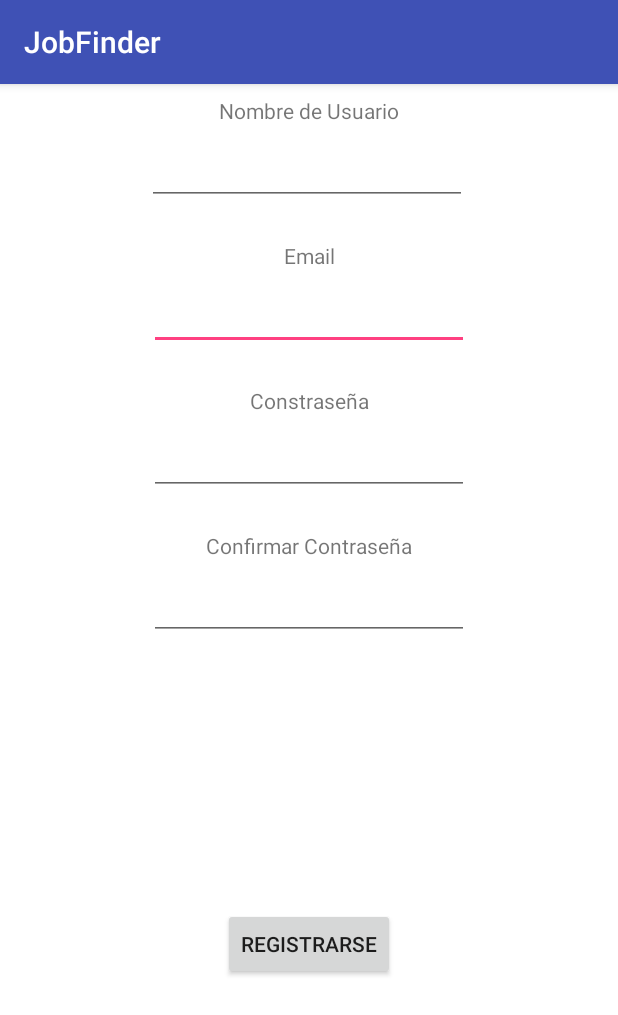
After one commit to EzeGimenez/Contactos-que-sirven, an Android app: the fragment SignUpFragment shown on its own in the app's theme, on a phone screen of 412 x 824 dp. The commit adds this screen. Shown: the top 1015 px of the screen. Run offline under Robolectric (Android 15) with nearby library versions, the phone set to English and light mode, and no system bars; our stand-ins replace Firebase (no records; nobody signed in at launch, a user with empty details on screens opened directly).

```diff
--- /dev/null
+++ b/app/src/main/java/com/visoft/jobfinder/SignUpFragment.java
@@ -0,0 +1,108 @@
+package com.visoft.jobfinder;
+
+import android.os.Bundle;
+import android.support.annotation.NonNull;
+import android.support.annotation.Nullable;
+import android.support.v4.app.Fragment;
+import android.view.LayoutInflater;
+import android.view.View;
+import android.view.ViewGroup;
+import android.widget.EditText;
+import android.widget.Toast;
+
+import com.google.android.gms.tasks.OnCompleteListener;
+import com.google.android.gms.tasks.Task;
+import com.google.firebase.auth.AuthResult;
+import com.google.firebase.auth.FirebaseAuth;
+import com.google.firebase.auth.FirebaseUser;
+import com.google.firebase.database.FirebaseDatabase;
+
+
+public class SignUpFragment extends Fragment implements View.OnClickListener {
+    private FirebaseAuth mAuth;
+    private EditText etEmail, etPassword, etConfirmPassword, etUsername;
+
+
+    @Override
+    public View onCreateView(LayoutInflater inflater, ViewGroup container,
+                             Bundle savedInstanceState) {
+        // Inflate the layout for this fragment
+        return inflater.inflate(R.layout.fragment_sign_up, container, false);
+    }
+
+    @Override
+    public void onViewCreated(@NonNull View view, @Nullable Bundle savedInstanceState) {
+        super.onViewCreated(view, savedInstanceState);
+
+        mAuth = FirebaseAuth.getInstance();
+
+        //Inicializar componentes gráficas
+        etUsername = view.findViewById(R.id.etUsername);
+        etEmail = view.findViewById(R.id.etEmail);
+        etPassword = view.findViewById(R.id.etPassword);
+        etConfirmPassword = view.findViewById(R.id.edConfirmPassword);
+
+        view.findViewById(R.id.buttonAcceptSignUp).setOnClickListener(this);
+
+        //etPassword.addTextChangedListener(new TextWatcher(){});
+    }
+
+    @Override
+    public void onClick(View v) {
+        switch (v.getId()) {
+            case R.id.buttonAcceptSignUp:
+                signUp(etUsername.getText().toString(), etEmail.getText().toString(), etPassword.getText().toString(), etConfirmPassword.getText().toString());
+                break;
+        }
+    }
+
+    private void signUp(final String username, String email, String pw, String pw2) {
+        if (!validateCredentials(username, email, pw, pw2)) {
+            return;
+        }
+        mAuth.createUserWithEmailAndPassword(email, pw)
+                .addOnCompleteListener(getActivity(), new OnCompleteListener<AuthResult>() {
+                    @Override
+                    public void onComplete(@NonNull Task<AuthResult> task) {
+                        if (task.isSuccessful()) {
+                            Toast.makeText(getContext(), "Created Account successfully", Toast.LENGTH_SHORT).show();
+                            FirebaseUser user = mAuth.getCurrentUser();
+                            registerNewUserFirebase(user.getUid(), username);
+                            getActivity().onBackPressed();
+                        } else {
+                            Toast.makeText(getContext(), "Unsuccessfull registration", Toast.LENGTH_SHORT).show();
+                        }
+                    }
+                });
+    }
+
+    private void registerNewUserFirebase(String uid, String username) {
+        User user = new User();
+        user.setUsername(username);
+        FirebaseDatabase
+                .getInstance()
+                .getReference()
+                .child(Constants.FIREBASE_USERS_CONTAINER_NAME)
+                .child(uid)
+                .setValue(user);
+    }
+
+    /**
+     * Validacion de credenciales
+     *
+     * @param email email a validar
+     * @param pw    contraseña a validar
+     * @param pw2   confirmacion de contraseña
+     * @return true si son credenciales correctas, falso caso contrario
+     */
+    private boolean validateCredentials(String username, String email, String pw, String pw2) {
+        //TODO Mejorar validacion de credenciales de registrarse
+        if (email.trim().length() < 5 || pw.length() < 6 || username.trim().length() < 4) {
+            return false;
+        }
+        if (!pw.equals(pw2)) {
+            return false;
+        }
+        return true;
+    }
+}
--- a/app/src/main/res/layout/fragment_log_in.xml
+++ b/app/src/main/res/layout/fragment_log_in.xml
@@ -1,9 +1,10 @@
 <?xml version="1.0" encoding="utf-8"?>
 <android.support.constraint.ConstraintLayout xmlns:android="http://schemas.android.com/apk/res/android"
+    xmlns:app="http://schemas.android.com/apk/res-auto"
     xmlns:tools="http://schemas.android.com/tools"
-    xmlns:app="http://schemas.android.com/apk/res-auto"
     android:layout_width="match_parent"
     android:layout_height="match_parent"
+    android:background="#FFF"
     tools:context=".LogInFragment">
 
     <com.google.android.gms.common.SignInButton
--- /dev/null
+++ b/app/src/main/res/layout/fragment_sign_up.xml
@@ -0,0 +1,119 @@
+<?xml version="1.0" encoding="utf-8"?>
+<android.support.constraint.ConstraintLayout xmlns:android="http://schemas.android.com/apk/res/android"
+    xmlns:app="http://schemas.android.com/apk/res-auto"
+    xmlns:tools="http://schemas.android.com/tools"
+    android:layout_width="match_parent"
+    android:layout_height="match_parent"
+    android:background="#FFF">
+
+
+    <EditText
+        android:id="@+id/etEmail"
+        android:layout_width="wrap_content"
+        android:layout_height="wrap_content"
+        android:layout_marginEnd="8dp"
+        android:layout_marginStart="8dp"
+        android:layout_marginTop="8dp"
+        android:ems="10"
+        android:inputType="textPersonName"
+        android:singleLine="true"
+        app:layout_constraintEnd_toEndOf="parent"
+        app:layout_constraintStart_toStartOf="parent"
+        app:layout_constraintTop_toBottomOf="@+id/tvEmail" />
+
+    <EditText
+        android:id="@+id/edConfirmPassword"
+        android:layout_width="wrap_content"
+        android:layout_height="wrap_content"
+        android:layout_marginTop="8dp"
+        android:ems="10"
+        android:inputType="textPassword"
+        android:singleLine="true"
+        app:layout_constraintEnd_toEndOf="parent"
+        app:layout_constraintStart_toStartOf="parent"
+        app:layout_constraintTop_toBottomOf="@+id/tvConfirmPassword" />
+
+    <EditText
+        android:id="@+id/etPassword"
+        android:layout_width="wrap_content"
+        android:layout_height="wrap_content"
+        android:layout_marginTop="8dp"
+        android:ems="10"
+        android:inputType="textPassword"
+        android:singleLine="true"
+        app:layout_constraintEnd_toEndOf="parent"
+        app:layout_constraintStart_toStartOf="parent"
+        app:layout_constraintTop_toBottomOf="@+id/tvPassword" />
+
+    <TextView
+        android:id="@+id/tvEmail"
+        android:layout_width="wrap_content"
+        android:layout_height="wrap_content"
+        android:layout_marginEnd="8dp"
+        android:layout_marginStart="8dp"
+        android:layout_marginTop="24dp"
+        android:text="Email"
+        app:layout_constraintEnd_toEndOf="parent"
+        app:layout_constraintHorizontal_bias="0.501"
+        app:layout_constraintStart_toStartOf="parent"
+        app:layout_constraintTop_toBottomOf="@+id/etUsername" />
+
+    <TextView
+        android:id="@+id/tvPassword"
+        android:layout_width="wrap_content"
+        android:layout_height="wrap_content"
+        android:layout_marginTop="24dp"
+        android:text="Constraseña"
+        app:layout_constraintEnd_toEndOf="parent"
+        app:layout_constraintStart_toStartOf="parent"
+        app:layout_constraintTop_toBottomOf="@+id/etEmail" />
+
+    <TextView
+        android:id="@+id/tvConfirmPassword"
+        android:layout_width="wrap_content"
+        android:layout_height="wrap_content"
+        android:layout_marginTop="24dp"
+        android:text="Confirmar Contraseña"
+        app:layout_constraintEnd_toEndOf="parent"
+        app:layout_constraintStart_toStartOf="parent"
+        app:layout_constraintTop_toBottomOf="@+id/etPassword" />
+
+    <Button
+        android:id="@+id/buttonAcceptSignUp"
+        android:layout_width="wrap_content"
+        android:layout_height="wrap_content"
+        android:layout_marginEnd="8dp"
+        android:layout_marginStart="8dp"
+        android:layout_marginTop="8dp"
+        android:text="Registrarse"
+        app:layout_constraintBottom_toBottomOf="parent"
+        app:layout_constraintEnd_toEndOf="parent"
+        app:layout_constraintStart_toStartOf="parent"
+        app:layout_constraintTop_toBottomOf="@+id/edConfirmPassword" />
+
+    <EditText
+        android:id="@+id/etUsername"
+        android:layout_width="wrap_content"
+        android:layout_height="wrap_content"
+        android:layout_marginEnd="86dp"
+        android:layout_marginStart="83dp"
+        android:layout_marginTop="8dp"
+        android:ems="10"
+        android:inputType="textPersonName"
+        app:layout_constraintEnd_toEndOf="parent"
+        app:layout_constraintStart_toStartOf="parent"
+        app:layout_constraintTop_toBottomOf="@+id/tvUsername" />
+
+    <TextView
+        android:id="@+id/tvUsername"
+        android:layout_width="wrap_content"
+        android:layout_height="wrap_content"
+        android:layout_marginEnd="8dp"
+        android:layout_marginStart="8dp"
+        android:layout_marginTop="8dp"
+        android:text="Nombre de Usuario"
+        app:layout_constraintEnd_toEndOf="parent"
+        app:layout_constraintStart_toStartOf="parent"
+        app:layout_constraintTop_toTopOf="parent" />
+
+</android.support.constraint.ConstraintLayout>
```
Also changed, not shown: app/src/main/java/com/visoft/jobfinder/Constants.java (added, +7 -0 lines), app/src/main/java/com/visoft/jobfinder/LogInFragment.java (+36 -12 lines), app/src/main/java/com/visoft/jobfinder/LoginActivity.java (+4 -10 lines), app/src/main/java/com/visoft/jobfinder/User.java (+8 -45 lines), app/src/main/res/layout/activity_login.xml (+2 -9 lines).
